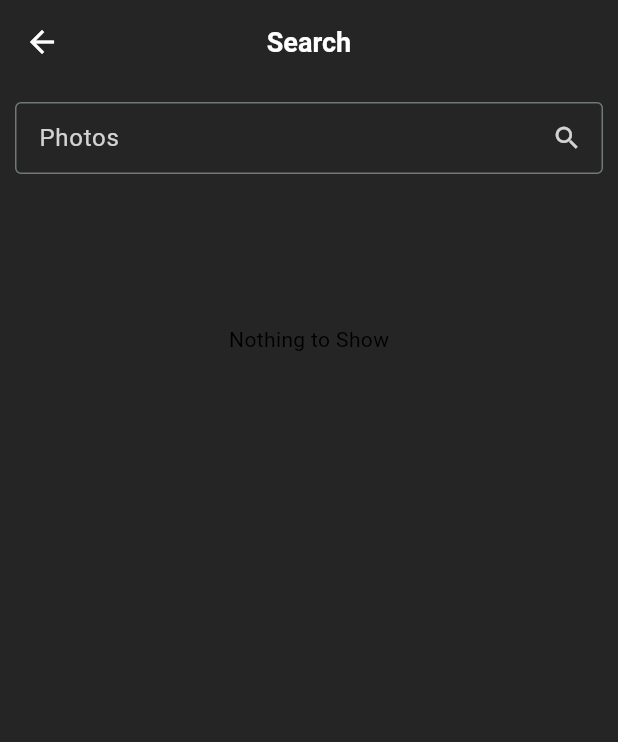
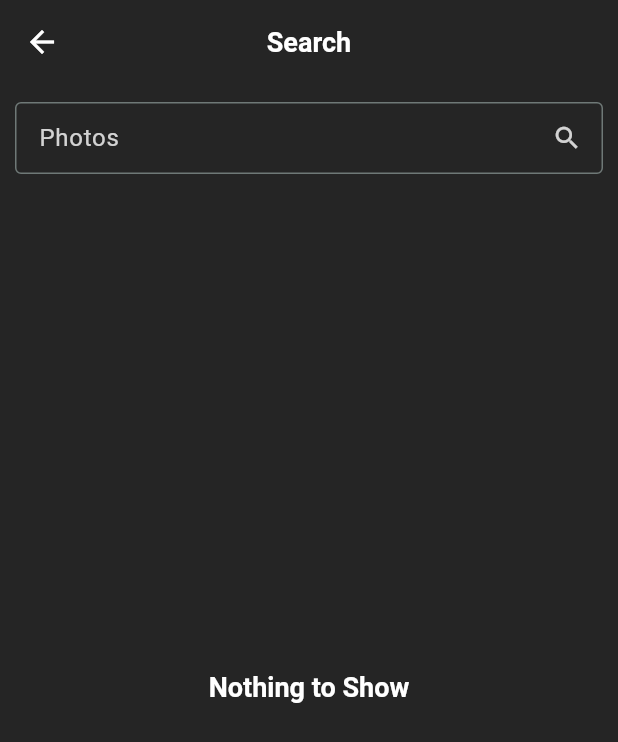
Before and after one commit to SumanRasaili/Image-App, a Flutter app: the SearchPage screen opened directly, on a phone screen of 412 x 824 dp. Shown: the top 742 px of the screen. Run offline on Flutter 3.47's test engine with Material 3 defaults, Android fonts, the phone set to English and light mode, and no system bars; our stand-ins replace bot_toast, cached_network_image, cloud_firestore, dio, firebase_auth, firebase_core and 10 more; missing offline and left inert: flutter_file_dialog, flutter_wallpaper_manager; accounts and stored records are empty; generated files the repository leaves out were written again.

Commit message:
theme changed

```diff
--- a/lib/features/home/search_page.dart
+++ b/lib/features/home/search_page.dart
@@ -4,6 +4,7 @@ import 'package:flutter/material.dart';
 import 'package:flutter_hooks/flutter_hooks.dart';
 import 'package:hooks_riverpod/hooks_riverpod.dart';
 import 'package:vritapp/common/components/custom_text_field.dart';
+import 'package:vritapp/config/app_colors.dart';
 import 'package:vritapp/core/model/liked_photos_model.dart';
 import 'package:vritapp/features/home/provider/search_provider.dart';
 import 'package:vritapp/features/liked/services/cloud_firestore_services.dart';
@@ -48,7 +49,7 @@ class SearchPage extends HookConsumerWidget {
                   });
                 },
                 labelText: "Photos",
-                readOnly: true,
+                readOnly: false,
                 onTap: () {
                   Navigator.of(context).push(MaterialPageRoute(
                     builder: (context) => const SearchPage(),
@@ -74,9 +75,19 @@ class SearchPage extends HookConsumerWidget {
                     ))
               } else if ((photoList.photos == null ||
                   photoList.photos!.isEmpty)) ...{
-                const SizedBox(
-                  height: 200,
-                  child: Center(child: Text("Nothing to Show")),
+                SizedBox(
+                  height: MediaQuery.of(context).size.height -
+                      (kTextTabBarHeight +
+                          kBottomNavigationBarHeight +
+                          kToolbarHeight),
+                  child: Center(
+                      child: Text(
+                    "Nothing to Show",
+                    style: Theme.of(context)
+                        .textTheme
+                        .titleLarge
+                        ?.copyWith(color: AppColors.whiteColor),
+                  )),
                 ),
               } else
                 GridView.builder(
```
